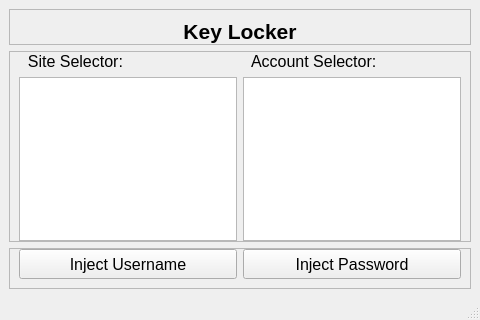
Above: src/localGui.ui from joebobs0n/KeyLocker before the change. Below: the same form after it.
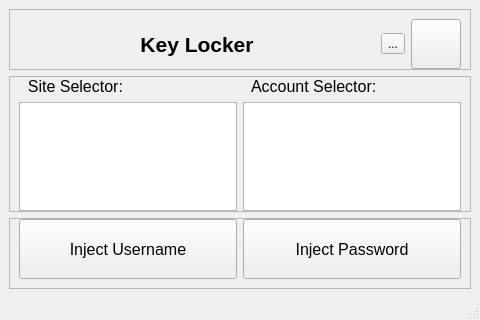
That is the form after the change.

The edit to the form file:
```diff
--- a/src/localGui.ui
+++ b/src/localGui.ui
@@ -38,7 +38,7 @@
       <property name="frameShadow">
        <enum>QFrame::Raised</enum>
       </property>
-      <layout class="QVBoxLayout" name="verticalLayout_2" stretch="0">
+      <layout class="QHBoxLayout" name="horizontalLayout_2" stretch="0,0,0">
        <property name="topMargin">
         <number>9</number>
        </property>
@@ -62,6 +62,35 @@
          </property>
         </widget>
        </item>
+       <item>
+        <widget class="QToolButton" name="toolButton">
+         <property name="text">
+          <string>...</string>
+         </property>
+         <property name="popupMode">
+          <enum>QToolButton::InstantPopup</enum>
+         </property>
+        </widget>
+       </item>
+       <item>
+        <widget class="QPushButton" name="pushButton">
+         <property name="minimumSize">
+          <size>
+           <width>50</width>
+           <height>50</height>
+          </size>
+         </property>
+         <property name="maximumSize">
+          <size>
+           <width>50</width>
+           <height>50</height>
+          </size>
+         </property>
+         <property name="text">
+          <string/>
+         </property>
+        </widget>
+       </item>
       </layout>
      </widget>
     </item>
@@ -160,13 +189,13 @@
          <property name="minimumSize">
           <size>
            <width>0</width>
-           <height>30</height>
+           <height>60</height>
           </size>
          </property>
          <property name="maximumSize">
           <size>
            <width>16777215</width>
-           <height>50</height>
+           <height>60</height>
           </size>
          </property>
          <property name="font">
@@ -187,13 +216,13 @@
          <property name="minimumSize">
           <size>
            <width>0</width>
-           <height>30</height>
+           <height>60</height>
           </size>
          </property>
          <property name="maximumSize">
           <size>
            <width>16777215</width>
-           <height>50</height>
+           <height>60</height>
           </size>
          </property>
          <property name="font">
```
Left out of the diff: 20 changed lines with no effect on the pictures.
